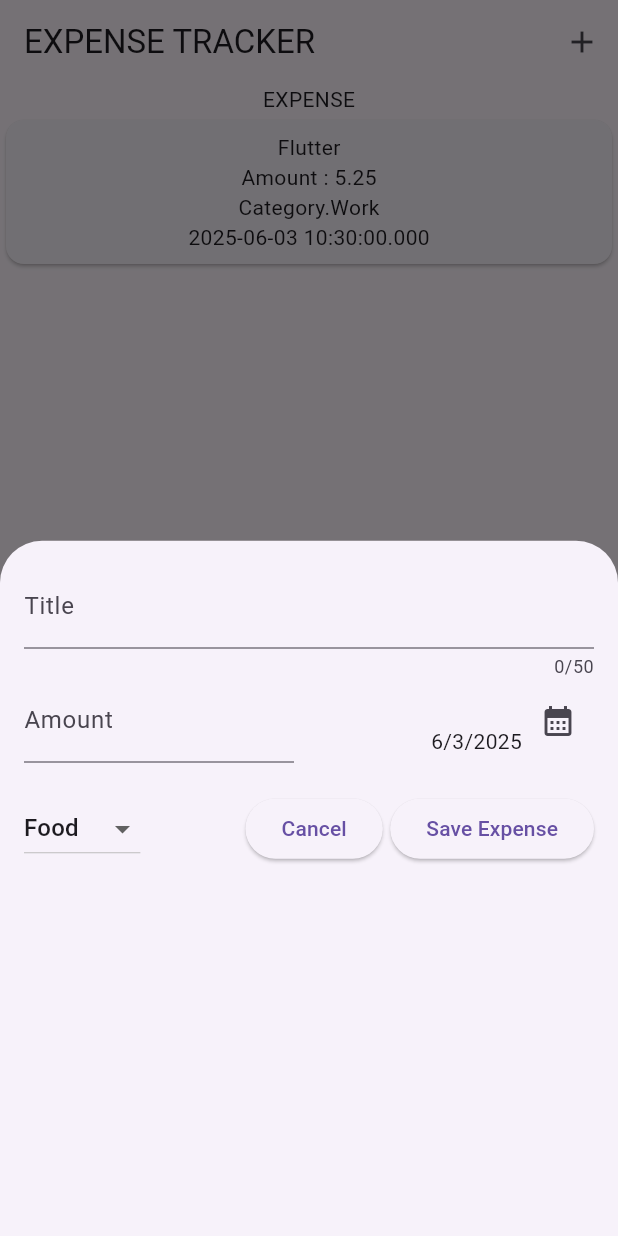
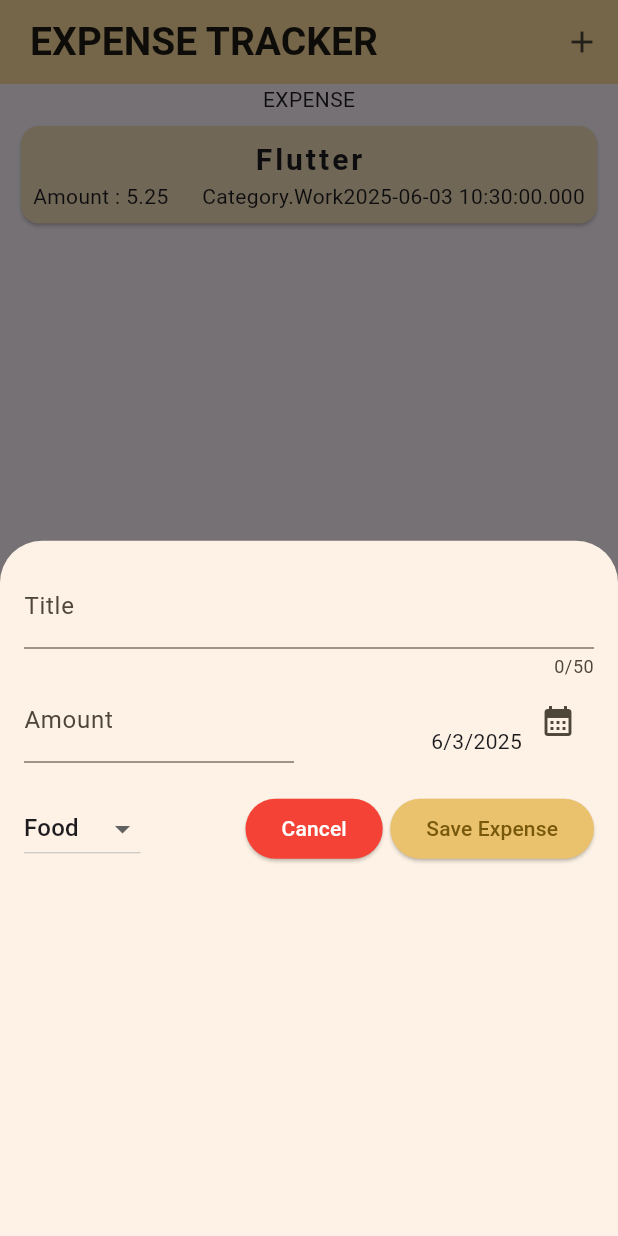
Before and after one commit to Sparsh261/ExpenseTracker, a Flutter app: the screen it shows after launch, after a tap on the "add" icon, on a phone screen of 412 x 824 dp. Run offline on Flutter 3.47's test engine with Material 3 defaults, Android fonts, the phone set to English and light mode, and no system bars.

Commit message:
Added Theme Color

```diff
--- a/lib/ExpenseItemCard.dart
+++ b/lib/ExpenseItemCard.dart
@@ -14,10 +14,31 @@ class ExpenseItemCard extends StatelessWidget {
         padding: const EdgeInsets.all(8.0),
         child: Column(
           children: [
-            Text(expense.title),
-            Text("Amount : " + expense.amount.toString()),
-            Text(expense.category.toString()),
-            Text(expense.date.toString()),
+            Row(
+              mainAxisAlignment: MainAxisAlignment.spaceAround,
+              children: [
+                Text(expense.title, style: TextStyle(fontSize: 20, fontWeight: FontWeight.w700, letterSpacing: 2),),
+              ],
+            ),
+            Row(
+              mainAxisAlignment: MainAxisAlignment.spaceBetween,
+              children: [
+                Column(
+                  children: [
+                    Text("Amount : " + expense.amount.toString()),
+                  ],
+                ),
+                Row(
+                  mainAxisAlignment: MainAxisAlignment.spaceAround,
+                  children: [
+                    Text(expense.category.toString()),
+                    Text(expense.date.toString()),
+                  ],
+                ),
+
+              ],
+            ),
+
           ],
         ),
       )
--- a/lib/ExpenseList.dart
+++ b/lib/ExpenseList.dart
@@ -27,6 +27,11 @@ class ExpenseList extends StatelessWidget {
       itemCount: expenses.length,
       itemBuilder: (context, index) => Dismissible(
             key: ValueKey(expenses[index]),
+            background: Container(
+              margin: EdgeInsets.symmetric(vertical: 8, horizontal: 10),
+              color: Theme.of(context).colorScheme.error,
+
+            ),
             child: ExpenseItemCard(expense : expenses[index]),
             onDismissed: (direction) {
               onRemoveExpense(expenses[index]);
--- a/lib/NewExpense.dart
+++ b/lib/NewExpense.dart
@@ -116,7 +116,8 @@ class NewexpenseState extends State<NewExpense> {
                 onPressed: () {
                   Navigator.pop(context);
                 },
-                child: Text('Cancel'),
+                child: Text('Cancel',style: TextStyle(color: Colors.white),),
+                style: ElevatedButton.styleFrom(backgroundColor: Colors.red),
               ),
               SizedBox(width: 5),
               ElevatedButton(
--- a/lib/main.dart
+++ b/lib/main.dart
@@ -1,10 +1,32 @@
 import 'package:flutter/material.dart';
+import 'ExpenseTracker.dart';
 
-import 'ExpenseTracker.dart';
+var kColorScheme = ColorScheme.fromSeed(
+  seedColor: Color.fromARGB(133, 241, 180, 8)
+);
+
+
 void main() {
   runApp(MaterialApp(
-    theme: ThemeData(
+    theme: ThemeData().copyWith(
       useMaterial3: true,
+      colorScheme: kColorScheme,
+      appBarTheme: AppBarTheme().copyWith(
+        backgroundColor: kColorScheme.primaryContainer,
+        titleSpacing: 20
+      ),
+      cardTheme: CardTheme().copyWith(
+        color: kColorScheme.secondaryContainer,
+        margin: EdgeInsets.symmetric(horizontal: 14, vertical: 8)
+      ),
+      elevatedButtonTheme: ElevatedButtonThemeData(style: ElevatedButton.styleFrom(backgroundColor: kColorScheme.inversePrimary)),
+      textTheme: ThemeData().textTheme.copyWith(
+        titleLarge: TextStyle(
+          fontWeight :  FontWeight.bold,
+          color: kColorScheme.onSecondaryContainer,
+          fontSize: 26
+        )
+      )
     ),
     home : ExpenseTracker(),
     debugShowCheckedModeBanner: false,
```
